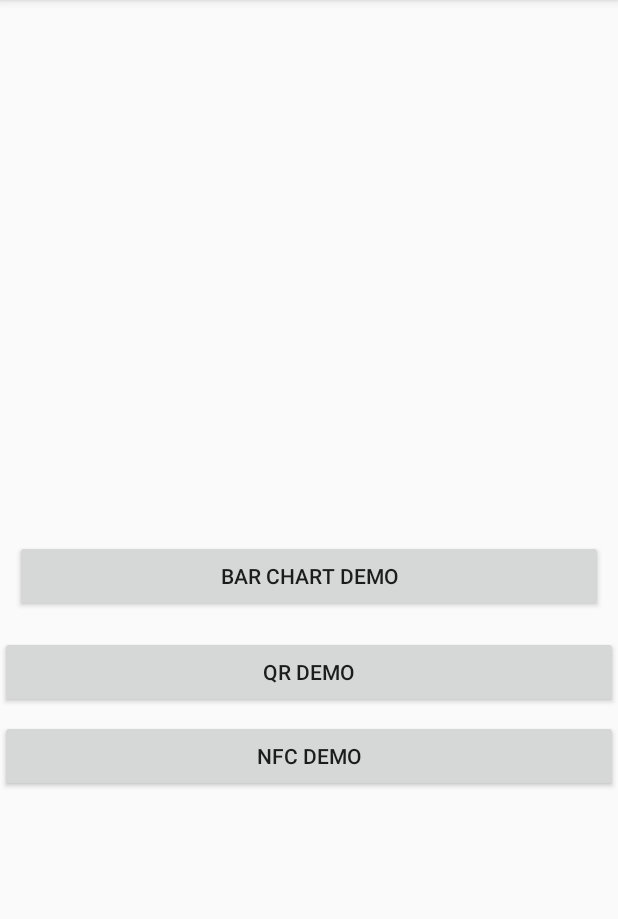
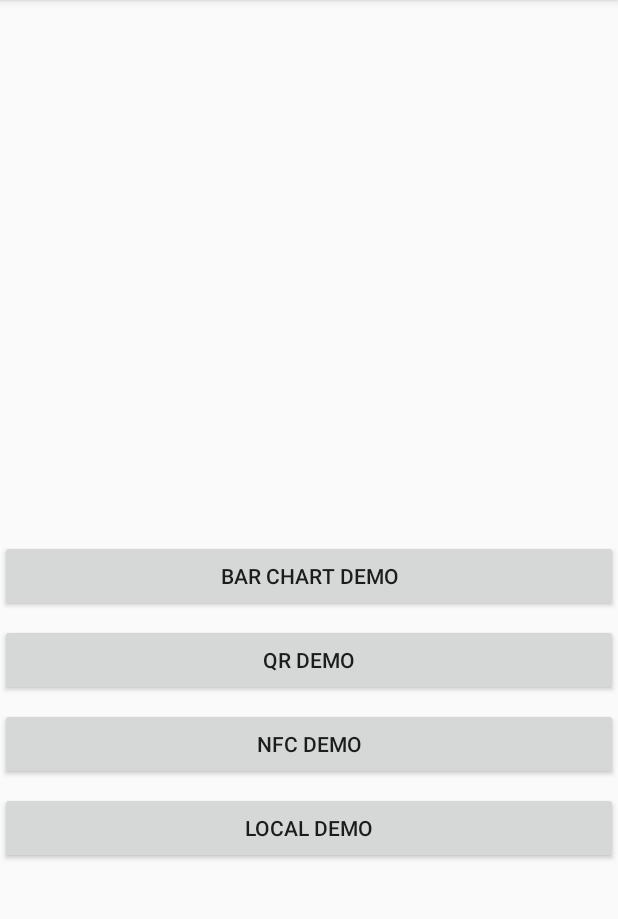
Before and after one commit to AlanTas/ChartVision, an Android app: the screen it shows after launch (MainActivity), on a phone screen of 412 x 824 dp, the part 84-1003 px from its top. Run offline under Robolectric (Android 15) with nearby library versions, the phone set to English and light mode, and no system bars; libraries missing offline, so code that uses them is left out: com.github.mikephil.charting; 1 statement that could not run was skipped.

Commit message:
Added load json from local file option

```diff
--- a/app/src/main/java/com/taslabs/chartvision/MainActivity.java
+++ b/app/src/main/java/com/taslabs/chartvision/MainActivity.java
@@ -10,7 +10,7 @@ import androidx.appcompat.app.AppCompatActivity;
 import com.github.mikephil.charting.charts.BarChart;
 
 public class MainActivity extends AppCompatActivity {
-    Button btnBarChart, btnQR, btnNFC;
+    Button btnBarChart, btnQR, btnNFC, btnLOCAL;
 
     @Override
     protected void onCreate(Bundle savedInstanceState) {
@@ -46,5 +46,14 @@ public class MainActivity extends AppCompatActivity {
             }
         });
 
+        btnLOCAL = findViewById(R.id.btnLocal);
+        btnLOCAL.setOnClickListener(new View.OnClickListener() {
+            @Override
+            public void onClick(View view) {
+                Intent I = new Intent(MainActivity.this, LocalFileActivity.class);
+                startActivity(I);
+            }
+        });
+
     }
 }
--- a/app/src/main/java/com/taslabs/chartvision/ShakeHelper.java
+++ b/app/src/main/java/com/taslabs/chartvision/ShakeHelper.java
@@ -50,7 +50,6 @@ public class ShakeHelper implements SensorEventListener {
 
             // gForce will be close to 1 when there is no movement.
             float gForce = (float)Math.sqrt(gX * gX + gY * gY + gZ * gZ);
-            System.out.println(String.valueOf(gForce));
 
             if (gForce > SHAKE_THRESHOLD_GRAVITY) {
                 final long now = System.currentTimeMillis();
--- a/app/src/main/res/layout/activity_main.xml
+++ b/app/src/main/res/layout/activity_main.xml
@@ -8,9 +8,9 @@
 
     <Button
         android:id="@+id/btnBarChart"
-        android:layout_width="match_parent"
+        android:layout_width="0dp"
         android:layout_height="wrap_content"
-        android:layout_margin="10dp"
+        android:layout_margin="0dp"
         android:text="Bar Chart Demo"
         app:layout_constraintBottom_toBottomOf="parent"
         app:layout_constraintEnd_toEndOf="parent"
@@ -21,13 +21,14 @@
         android:id="@+id/btnQR"
         android:layout_width="0dp"
         android:layout_height="wrap_content"
+        android:layout_marginTop="8dp"
         android:text="QR DEMO"
         app:layout_constraintBottom_toBottomOf="parent"
         app:layout_constraintEnd_toEndOf="parent"
-        app:layout_constraintHorizontal_bias="1.0"
+        app:layout_constraintHorizontal_bias="0.0"
         app:layout_constraintStart_toStartOf="parent"
         app:layout_constraintTop_toBottomOf="@+id/btnBarChart"
-        app:layout_constraintVertical_bias="0.051" />
+        app:layout_constraintVertical_bias="0.0" />
 
     <Button
         android:id="@+id/btnNFC"
@@ -39,4 +40,16 @@
         app:layout_constraintStart_toStartOf="parent"
         app:layout_constraintTop_toBottomOf="@+id/btnQR" />
 
+    <Button
+        android:id="@+id/btnLocal"
+        android:layout_width="0dp"
+        android:layout_height="wrap_content"
+        android:layout_marginTop="8dp"
+        android:text="LOCAL DEMO"
+        app:layout_constraintBottom_toBottomOf="parent"
+        app:layout_constraintEnd_toEndOf="parent"
+        app:layout_constraintStart_toStartOf="parent"
+        app:layout_constraintTop_toBottomOf="@+id/btnNFC"
+        app:layout_constraintVertical_bias="0.0" />
+
 </androidx.constraintlayout.widget.ConstraintLayout>
```
Also changed, not shown: app/src/main/AndroidManifest.xml (+6 -2 lines), app/src/main/java/com/taslabs/chartvision/BarChartActivity.java (+13 -3 lines), app/src/main/java/com/taslabs/chartvision/JsonParser.java (+46 -0 lines), app/src/main/java/com/taslabs/chartvision/LocalFileActivity.java (added, +82 -0 lines), app/src/main/res/layout/activity_local_file.xml (added, +18 -0 lines).
